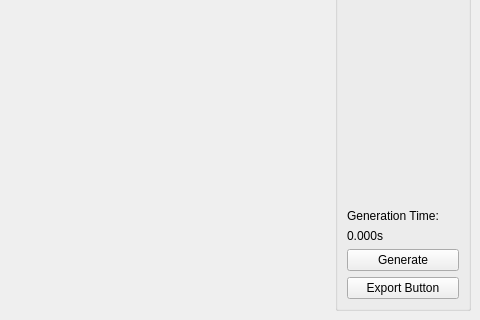
Qt form application/ui/mainwindow.ui (thoxey/parallelvoronoi) before a commit; both pictures show x 320 to 800 and y 280 to 600 of the 800 by 600 pixel window.
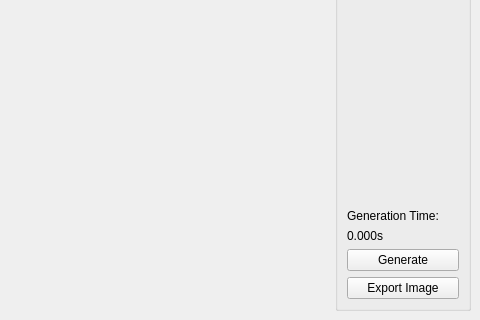
The same form after that commit.

```diff
--- a/application/ui/mainwindow.ui
+++ b/application/ui/mainwindow.ui
@@ -165,7 +165,7 @@
        <item>
         <widget class="QPushButton" name="exportButt">
          <property name="text">
-          <string>Export Button</string>
+          <string>Export Image</string>
          </property>
         </widget>
        </item>
```
Left out of the diff: 5 changed lines with no effect on the pictures.
